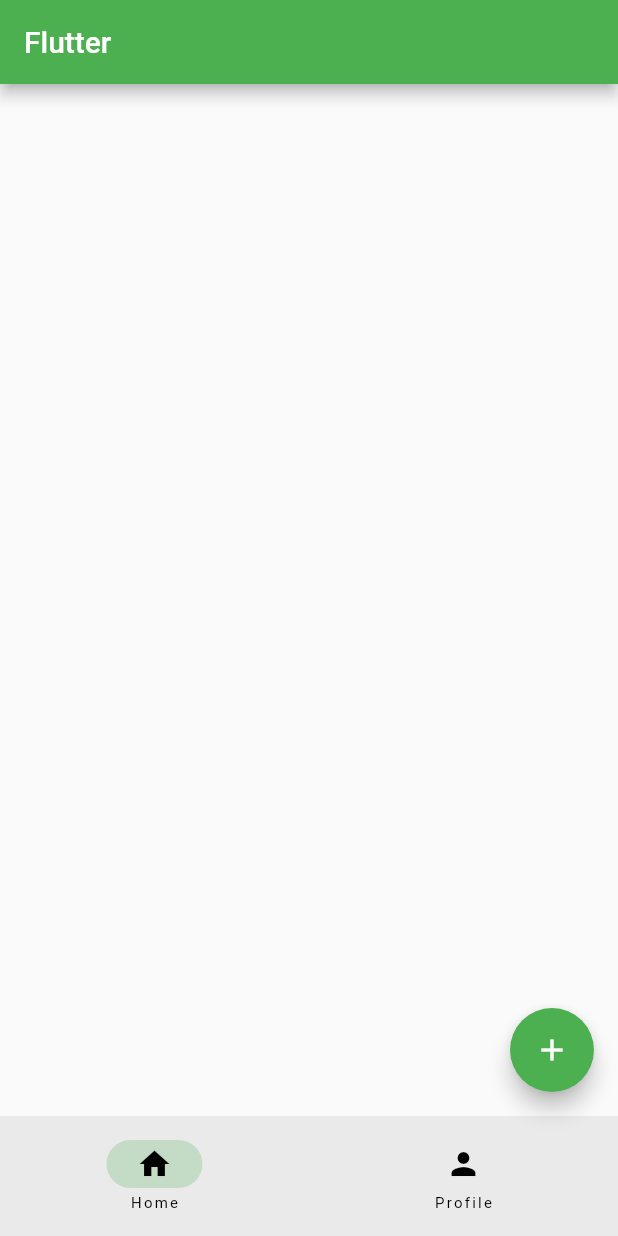
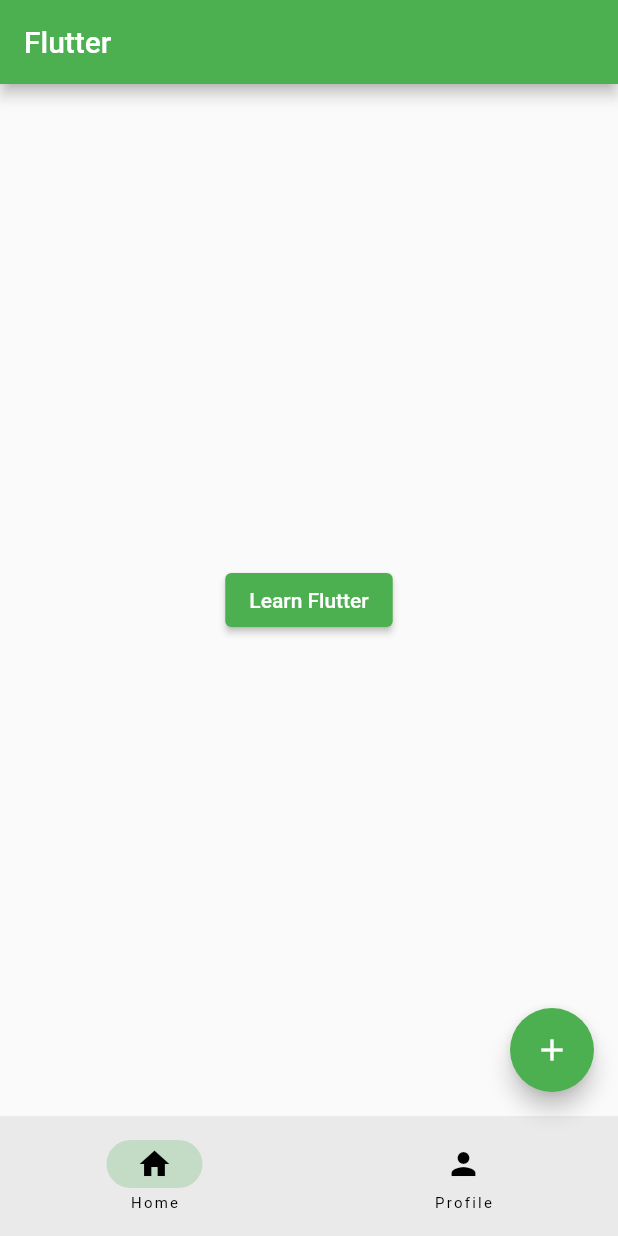
Before and after one commit to au-richard/flutter-practice, a Flutter app: the screen it shows after launch, on a phone screen of 412 x 824 dp. Run offline on Flutter 3.47's test engine with Material 2 defaults, Android fonts, the light colour scheme and no system bars.

Commit message:
Creating home page file.

```diff
--- /dev/null
+++ b/lib/home_page.dart
@@ -0,0 +1,16 @@
+import 'package:flutter/cupertino.dart';
+import 'package:flutter/material.dart';
+
+class HomePage extends StatelessWidget {
+  const HomePage({Key? key}) : super(key: key);
+
+  @override
+  Widget build(BuildContext context) {
+    return Center(
+      child: ElevatedButton(
+        onPressed: () {},
+        child: const Text("Learn Flutter"),
+      ),
+    );
+  }
+}
--- a/lib/main.dart
+++ b/lib/main.dart
@@ -1,4 +1,5 @@
 import 'package:flutter/material.dart';
+import 'package:flutter_practice/home_page.dart';
 
 void main() {
   runApp(const MyApp());
@@ -32,6 +33,7 @@
       appBar: AppBar(
         title: const Text("Flutter"),
       ),
+      body: const HomePage(),
       floatingActionButton: FloatingActionButton(
         onPressed: () {
           debugPrint("Floating Action Button");
```
